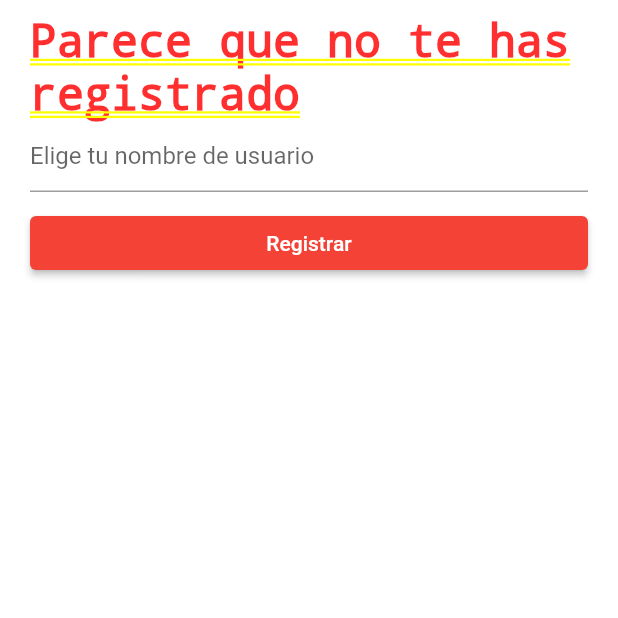
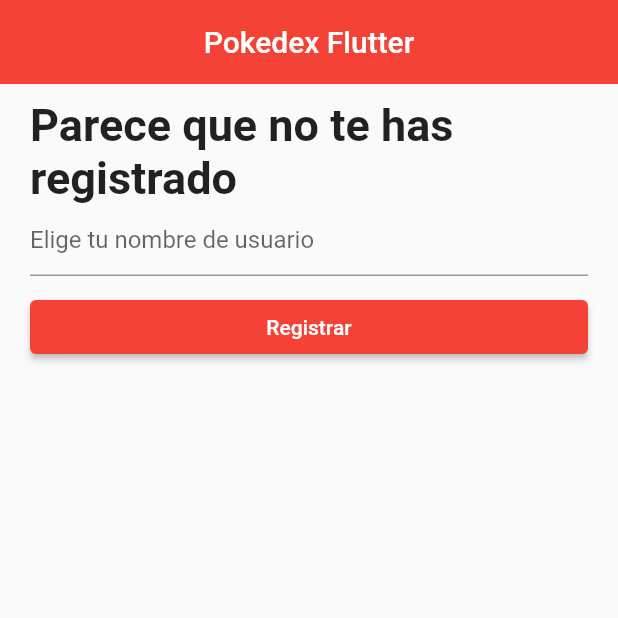
Before and after one commit to Exusai/pokedex_flutter, a Flutter app: the screen it shows after launch, on a phone screen of 412 x 824 dp, the top half of it. Run offline on Flutter 3.47's test engine with Material 2 defaults, Android fonts, the phone set to English and light mode, and no system bars; our stand-ins replace bloc, equatable, flutter_bloc, shared_preferences.

```diff
--- a/lib/blocs/user/bloc/user_event.dart
+++ b/lib/blocs/user/bloc/user_event.dart
@@ -27,3 +27,12 @@ class UpdateUser extends UserEvent {
   @override
   List<Object> get props => [user];
 }
+
+class DeleteUser extends UserEvent {
+  final User user;
+
+  const DeleteUser(this.user);
+
+  @override
+  List<Object> get props => [user];
+}
--- a/lib/views/auth/register.dart
+++ b/lib/views/auth/register.dart
@@ -18,7 +18,13 @@ class _UserNameRegisterState extends State<UserNameRegister> {
 
   @override
   Widget build(BuildContext context) {
-    return ListView(
+    return Scaffold(
+      appBar: AppBar(
+        title: const Text('Pokedex Flutter'),
+        centerTitle: true,
+        elevation: 0,
+      ),
+      body: ListView(
         //shrinkWrap: true,
         padding: const EdgeInsets.only(left: 20.0, right: 20.0),
         children: <Widget>[
@@ -81,6 +87,7 @@ class _UserNameRegisterState extends State<UserNameRegister> {
             textAlign: TextAlign.center,
           ),
         ],
+      ),
     );
   }
 }
--- a/lib/views/home/pokedex/pokemon_detail.dart
+++ b/lib/views/home/pokedex/pokemon_detail.dart
@@ -1,6 +1,4 @@
 import 'package:flutter/material.dart';
-import 'package:flutter/src/foundation/key.dart';
-import 'package:flutter/src/widgets/framework.dart';
 import 'package:flutter_bloc/flutter_bloc.dart';
 import 'package:pokedex_flutter/blocs/nav_cubit.dart';
 import 'package:pokedex_flutter/blocs/pokemon_detail_cubit.dart';
--- a/lib/views/home/pokedex/pokemon_tile.dart
+++ b/lib/views/home/pokedex/pokemon_tile.dart
@@ -1,10 +1,7 @@
 import 'package:flutter/material.dart';
 import 'package:pokedex_flutter/blocs/nav_cubit.dart';
-import 'package:pokedex_flutter/blocs/pokemon_detail_cubit.dart';
 import 'package:pokedex_flutter/models/pokemon_response.dart';
 import 'package:flutter_bloc/flutter_bloc.dart';
-import 'package:pokedex_flutter/views/home/pokedex/pokemon_detail.dart';
-import '../../../models/pokemon.dart';
 import '../pokemon_color.dart';
 
 class PokemonTile extends StatelessWidget {
```
Also changed, not shown: lib/blocs/user/bloc/user_bloc.dart (+8 -0 lines), lib/views/home/pokedex/pokedex_view.dart (+79 -0 lines). Lines whose indentation alone changed are shown as unchanged.
